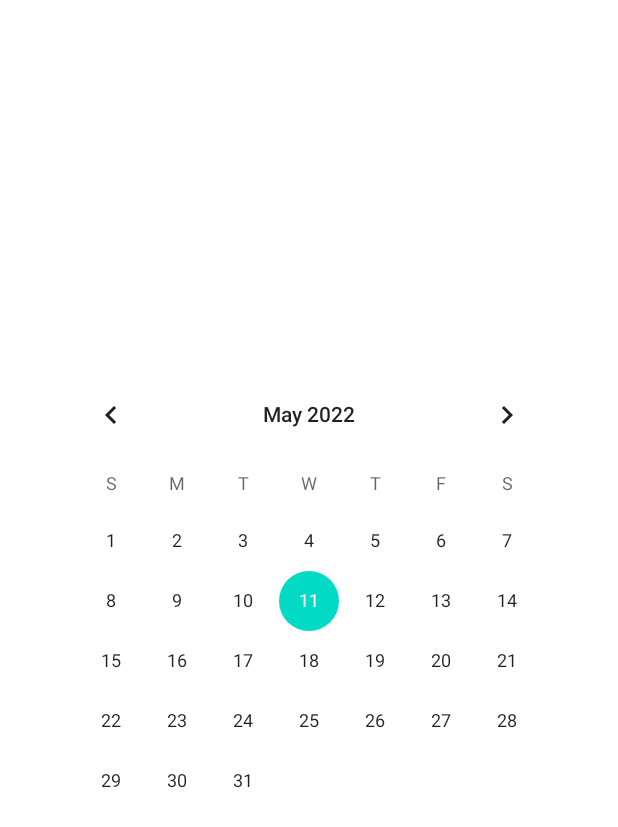
After one commit to DaurF/EduSystem, an Android app: the CalendarActivity screen opened directly, with no data from a screen before it, on a phone screen of 412 x 824 dp. The commit adds this screen. Shown: the top 827 px of the screen. Run offline under Robolectric (Android 15) with nearby library versions, the phone set to English and light mode, and no system bars; Roboto replaces fonts that are not available here.

Commit message:
Some changes

```diff
--- /dev/null
+++ b/app/src/main/java/kz/daur/edusystem/CalendarActivity.java
@@ -0,0 +1,30 @@
+package kz.daur.edusystem;
+
+import androidx.annotation.NonNull;
+import androidx.appcompat.app.AppCompatActivity;
+
+import android.os.Bundle;
+import android.widget.CalendarView;
+import android.widget.TextView;
+
+public class CalendarActivity extends AppCompatActivity {
+
+    CalendarView calendarView;
+    TextView textView;
+
+    @Override
+    protected void onCreate(Bundle savedInstanceState) {
+        super.onCreate(savedInstanceState);
+        setContentView(R.layout.activity_calendar);
+        calendarView = (CalendarView) findViewById(R.id.calendarView);
+        textView = (TextView) findViewById(R.id.textView);
+
+        calendarView.setOnDateChangeListener(new CalendarView.OnDateChangeListener() {
+            @Override
+            public void onSelectedDayChange(@NonNull CalendarView calendarView, int i, int i1, int i2) {
+                String date = i2 + "/" + i1 + "/" + i;
+                textView.setText(date);
+            }
+        });
+    }
+}
--- a/app/src/main/java/kz/daur/edusystem/MainActivity.java
+++ b/app/src/main/java/kz/daur/edusystem/MainActivity.java
@@ -11,6 +11,8 @@ import android.os.Bundle;
 import android.view.View;
 import android.view.Window;
 import android.view.WindowManager;
+import android.widget.Button;
+import android.widget.LinearLayout;
 
 import java.util.concurrent.TimeUnit;
 
@@ -19,7 +21,7 @@ import kz.daur.edusystem.databinding.ActivityMainBinding;
 public class MainActivity extends AppCompatActivity {
 
     ActivityMainBinding binding;
-
+    Button btnMap;
     @Override
     protected void onCreate(Bundle savedInstanceState) {
         super.onCreate(savedInstanceState);
--- /dev/null
+++ b/app/src/main/res/layout/activity_calendar.xml
@@ -0,0 +1,21 @@
+<?xml version="1.0" encoding="utf-8"?>
+<RelativeLayout xmlns:android="http://schemas.android.com/apk/res/android"
+    xmlns:app="http://schemas.android.com/apk/res-auto"
+    xmlns:tools="http://schemas.android.com/tools"
+    android:layout_width="match_parent"
+    android:layout_height="match_parent">
+
+    <CalendarView
+        android:id="@+id/calendarView"
+        android:layout_width="wrap_content"
+        android:layout_centerInParent="true"
+        android:layout_height="wrap_content">
+    </CalendarView>
+
+    <TextView
+        android:layout_width="wrap_content"
+        android:layout_height="wrap_content"
+        android:id="@+id/textView"
+        android:layout_centerHorizontal="true"
+        android:layout_below="@id/calendarView"/>
+</RelativeLayout>
--- a/app/src/main/res/layout/fragment_home.xml
+++ b/app/src/main/res/layout/fragment_home.xml
@@ -148,6 +148,7 @@
                 android:orientation="vertical"
                 android:layout_gravity="fill"
                 android:layout_columnWeight="1"
+                android:clickable="true"
                 android:layout_rowWeight="1"
                 android:layout_margin="12dp"
                 android:paddingVertical="4dp"
```
Also changed, not shown: app/src/main/AndroidManifest.xml (+13 -8 lines), app/src/main/java/kz/daur/edusystem/DigitalMapActivity.java (added, +21 -0 lines), app/src/main/java/kz/daur/edusystem/HomeFragment.java (+25 -0 lines), app/src/main/res/layout/activity_digitalmap.xml (added, +10 -0 lines), app/src/main/res/layout/activity_register.xml (+16 -1 lines), app/src/main/res/drawable/background_reg.png (added).
